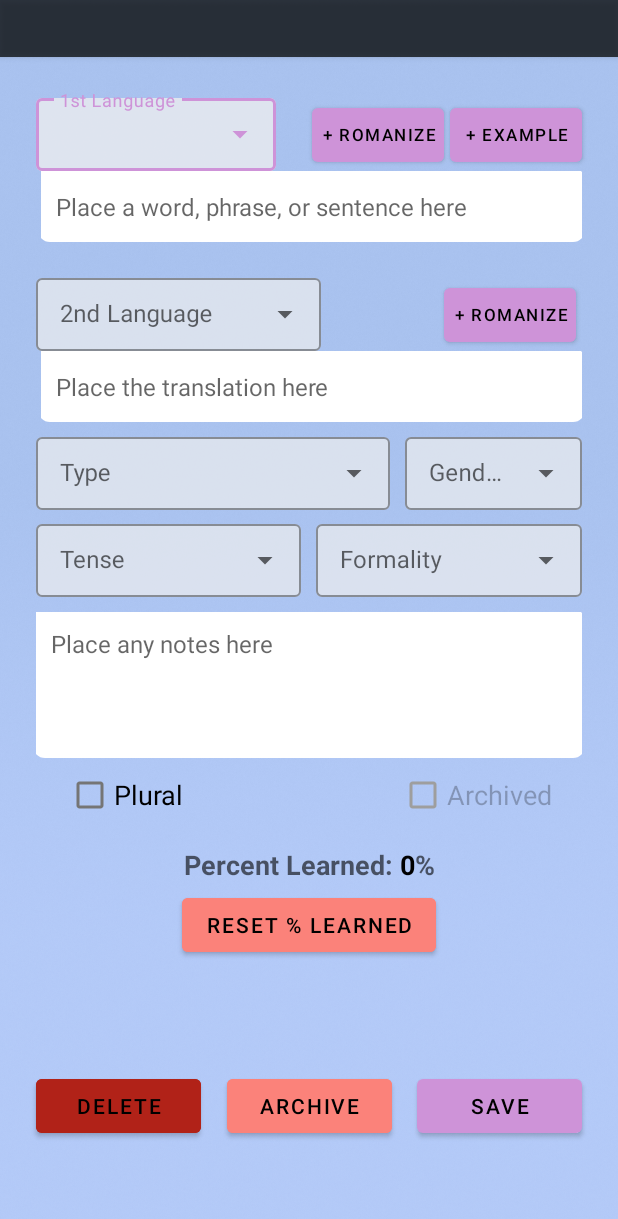
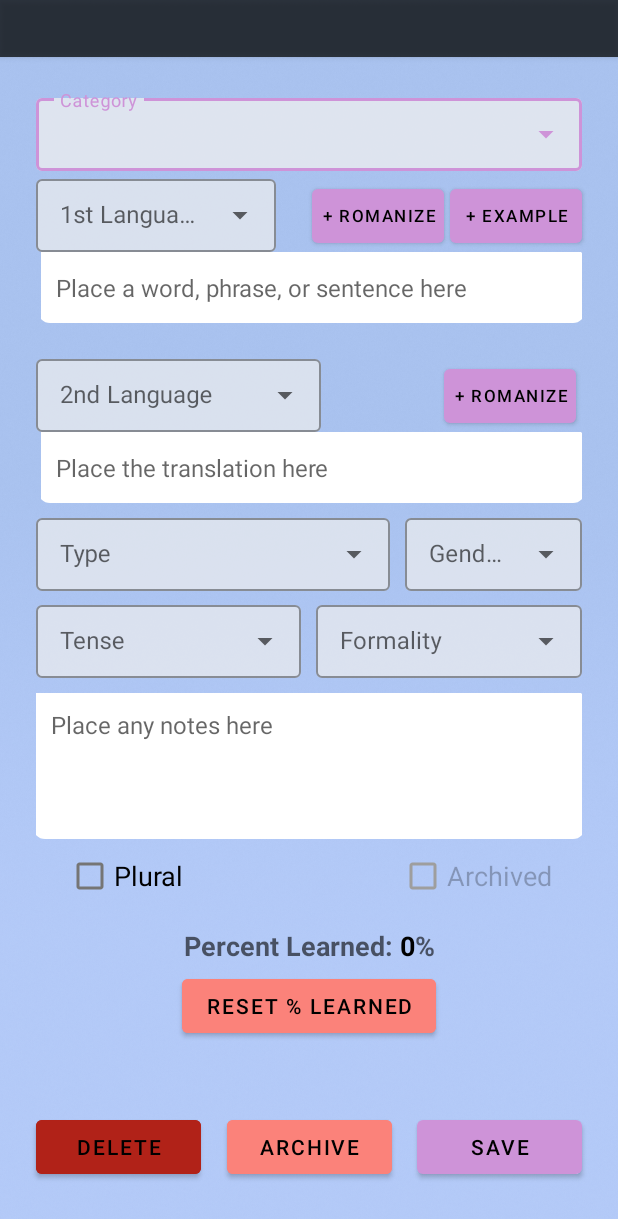
Before and after one commit to DevsketchCode/AndroidDevelopment_FinalProject_ULearnIt, an Android app: the layout activity_entry_modifier.xml on its own in the app's theme, with its tools: preview values and no code run, on a phone screen of 412 x 824 dp. Shown: the top 1219 px of the screen. Run offline under Robolectric (Android 15) with nearby library versions, the phone set to English and light mode, and no system bars.

Commit message:
Add Category to New/Edit Activity

```diff
--- a/app/src/main/res/layout/activity_entry_modifier.xml
+++ b/app/src/main/res/layout/activity_entry_modifier.xml
@@ -53,11 +53,34 @@
             app:layout_constraintTop_toBottomOf="@+id/entryModifier_Heading_LinearLayout" />
 
         <com.google.android.material.textfield.TextInputLayout
+            android:id="@+id/categoryDropdownLayout"
+            style="@style/Widget.MaterialComponents.TextInputLayout.OutlinedBox.Dense.ExposedDropdownMenu"
+            android:layout_width="0dp"
+            android:layout_height="wrap_content"
+            android:layout_marginTop="22dp"
+            android:layout_marginStart="24dp"
+            android:layout_marginEnd="24dp"
+            android:hint="@string/category_text"
+            android:minWidth="190dp"
+            app:boxBackgroundColor="#B3EEEEEE"
+            app:layout_constraintEnd_toEndOf="parent"
+            app:layout_constraintStart_toStartOf="parent"
+            app:layout_constraintTop_toBottomOf="@+id/entryModifier_Heading_LinearLayout">
+
+            <AutoCompleteTextView
+                android:id="@+id/categoryDropdown"
+                android:layout_width="match_parent"
+                android:layout_height="wrap_content"
+                android:inputType="none">
+            </AutoCompleteTextView>
+        </com.google.android.material.textfield.TextInputLayout>
+
+        <com.google.android.material.textfield.TextInputLayout
             android:id="@+id/firstLangDropdownLayout"
             style="@style/Widget.MaterialComponents.TextInputLayout.OutlinedBox.Dense.ExposedDropdownMenu"
             android:layout_width="0dp"
             android:layout_height="wrap_content"
-            android:layout_marginTop="22dp"
+            android:layout_marginTop="0dp"
             android:layout_marginStart="24dp"
             android:layout_marginEnd="24dp"
             android:hint="@string/entry_first_language_edittext"
@@ -65,7 +88,7 @@
             app:boxBackgroundColor="#B3EEEEEE"
             app:layout_constraintEnd_toStartOf="@+id/btn_FirstLangDisplayRomanization"
             app:layout_constraintStart_toStartOf="parent"
-            app:layout_constraintTop_toBottomOf="@+id/entryModifier_Heading_LinearLayout">
+            app:layout_constraintTop_toBottomOf="@+id/categoryDropdownLayout">
 
             <AutoCompleteTextView
                 android:id="@+id/firstLangDropdown"
```
Also changed, not shown: app/src/main/java/edu/cvtc/doberlander/ulearnit/EntryModifierActivity.java (+11 -0 lines), app/src/main/res/values/strings.xml (+17 -1 lines).
